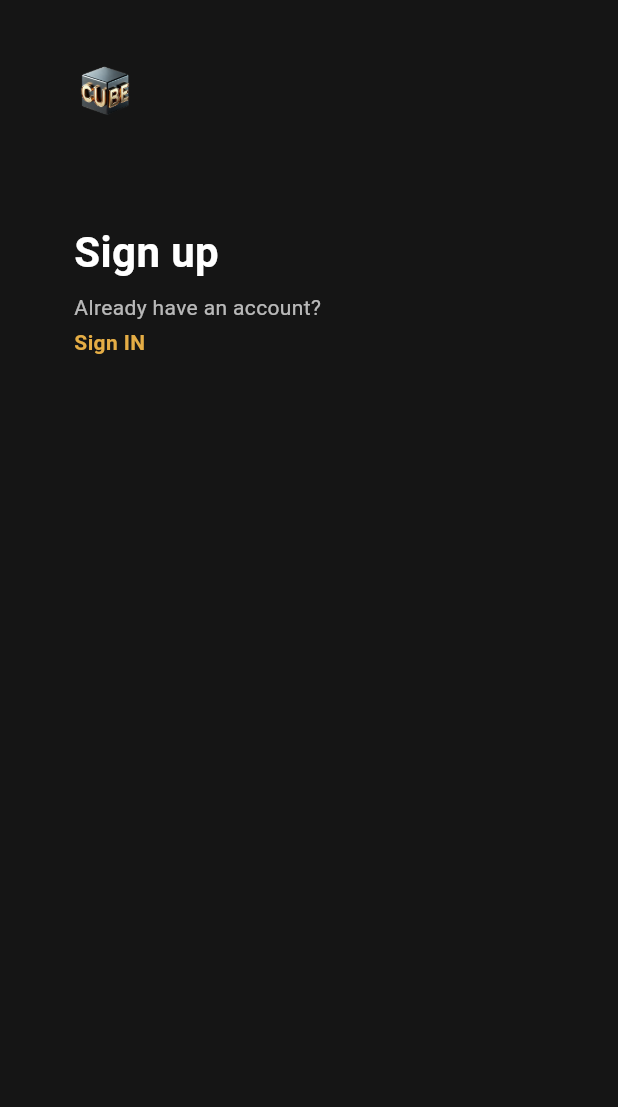
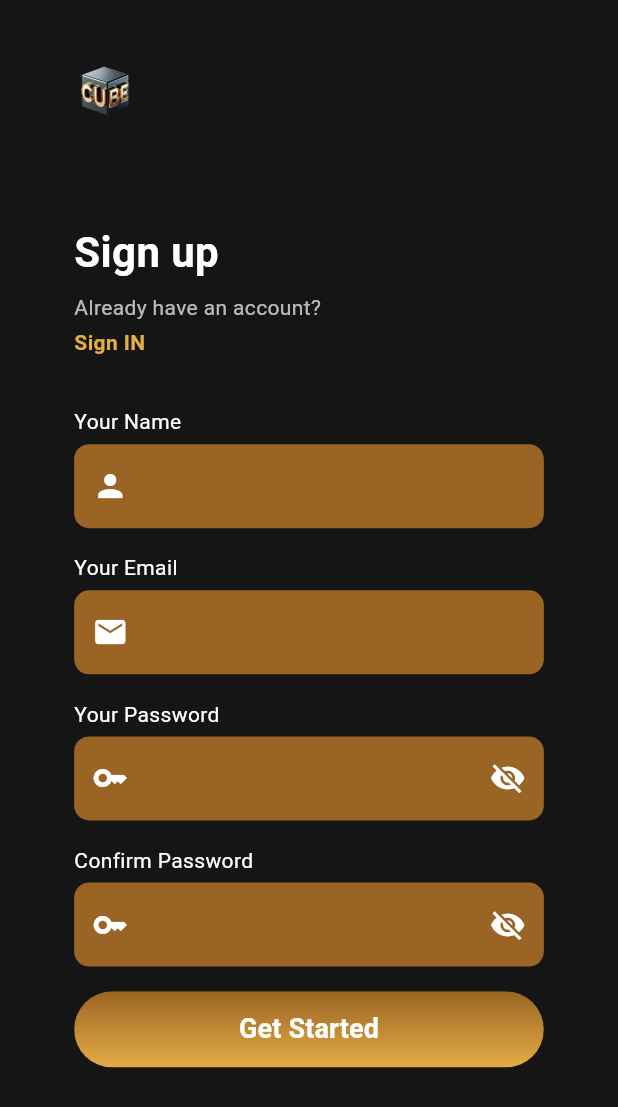
Before and after one commit to Umair-Amjad-Ali/Flutter, a Flutter app: the screen it shows after launch, on a phone screen of 412 x 824 dp. Shown: the top 1107 px of the screen. Run offline on Flutter 3.47's test engine with Material 3 defaults, Android fonts, the phone set to English and light mode, and no system bars; our stand-ins replace get, percent_indicator.

Commit message:
`Refactored SignUpScreen widget to use GetX and custom input fields`

```diff
--- /dev/null
+++ b/my_player/lib/views/common/custom_input_filed.dart
@@ -0,0 +1,68 @@
+import 'package:flutter/material.dart';
+
+class CustomInputFiled extends StatelessWidget {
+  final String label;
+  final TextEditingController controller;
+  final IconData icon;
+  final bool isPassword;
+  final bool isPasswordVisibility;
+  final VoidCallback? toggleVisibility;
+  final TextInputType keyboardType;
+  final String? Function(String?)? validator;
+
+  const CustomInputFiled(
+      {super.key,
+      required this.label,
+      required this.controller,
+      required this.icon,
+      this.isPassword = false,
+      this.isPasswordVisibility = false,
+      this.toggleVisibility,
+      required this.keyboardType,
+      required this.validator});
+
+  @override
+  Widget build(BuildContext context) {
+    double screenHeight = MediaQuery.of(context).size.height;
+    return Column(
+      crossAxisAlignment: CrossAxisAlignment.start,
+      children: [
+        Text(
+          label,
+          style: const TextStyle(color: Colors.white),
+        ),
+        SizedBox(height: screenHeight * 0.006),
+        TextFormField(
+          controller: controller,
+          obscureText: isPassword ? isPasswordVisibility : false,
+          style: const TextStyle(color: Colors.white),
+          keyboardType: keyboardType,
+          decoration: InputDecoration(
+            filled: true,
+            fillColor: const Color(0xFF9A6424),
+            prefixIcon: Icon(
+              icon,
+              color: Colors.white,
+            ),
+            suffixIcon: isPassword
+                ? IconButton(
+                    icon: Icon(
+                      isPasswordVisibility
+                          ? Icons.visibility
+                          : Icons.visibility_off,
+                      color: Colors.white,
+                    ),
+                    onPressed: toggleVisibility,
+                  )
+                : null,
+            border: OutlineInputBorder(
+              borderRadius: BorderRadius.circular(10),
+              borderSide: BorderSide.none,
+            ),
+          ),
+          validator: validator,
+        ),
+      ],
+    );
+  }
+}
--- /dev/null
+++ b/my_player/lib/views/controllers/auth_controller.dart
@@ -0,0 +1,45 @@
+import 'package:flutter/material.dart';
+
+import 'package:get/get.dart';
+
+class AuthController extends GetxController {
+  var emailController = TextEditingController();
+  var passwordController = TextEditingController();
+  var nameController = TextEditingController();
+  var confirmPasswordController = TextEditingController();
+
+  var isPasswordVisible = false.obs;
+  var isConfirmPasswordVisible = false.obs;
+
+  final formKey = GlobalKey<FormState>();
+
+  void toggledPasswordVisibility() {
+    isPasswordVisible.value = !isPasswordVisible.value; // Fix here
+  }
+
+  void toggledConfirmPasswordVisibility() {
+    isConfirmPasswordVisible.value = !isConfirmPasswordVisible.value;
+  }
+
+  void validateSignUpForm() {
+    if (formKey.currentState!.validate()) {
+      Get.snackbar("Success", "Account Created Successfully!",
+          snackPosition: SnackPosition.BOTTOM, backgroundColor: Colors.green);
+    }
+  }
+
+  void validateSignInForm() {
+    if (emailController.text.isEmpty || passwordController.text.isEmpty) {
+      Get.snackbar("Error", "Please enter email and password",
+          snackPosition: SnackPosition.BOTTOM, backgroundColor: Colors.red);
+      return;
+    }
+    if (!GetUtils.isEmail(emailController.text)) {
+      Get.snackbar("Error", "Enter a valid email",
+          snackPosition: SnackPosition.BOTTOM, backgroundColor: Colors.red);
+      return;
+    }
+    Get.snackbar("Success", "Login Successful!",
+        snackPosition: SnackPosition.BOTTOM, backgroundColor: Colors.green);
+  }
+}
--- a/my_player/lib/views/screens/authetication/signup_screen.dart
+++ b/my_player/lib/views/screens/authetication/signup_screen.dart
@@ -1,10 +1,16 @@
 import 'package:flutter/material.dart';
+import 'package:get/get.dart';
+import 'package:my_player/views/common/custom_input_filed.dart';
+import 'package:my_player/views/common/elevated_button.dart';
+import '../../controllers/auth_controller.dart';
 
 class SignUpScreen extends StatelessWidget {
   const SignUpScreen({super.key});
 
   @override
   Widget build(BuildContext context) {
+    final AuthController controller = Get.put(AuthController());
+
     double screenHeight = MediaQuery.of(context).size.height;
     double screenWidth = MediaQuery.of(context).size.width;
     return Scaffold(
@@ -42,6 +48,86 @@ class SignUpScreen extends StatelessWidget {
                       )),
                 ),
                 SizedBox(height: screenHeight * 0.04),
+                Form(
+                    key: controller.formKey,
+                    child: Column(
+                      crossAxisAlignment: CrossAxisAlignment.start,
+                      children: [
+                        CustomInputFiled(
+                          label: "Your Name",
+                          controller: controller.nameController,
+                          icon: Icons.person,
+                          keyboardType: TextInputType.text,
+                          validator: (value) {
+                            if (!GetUtils.isUsername(value!)) {
+                              return "Enter a valid name";
+                            }
+                            return null;
+                          },
+                        ),
+                        SizedBox(height: screenHeight * 0.02),
+                        CustomInputFiled(
+                          label: "Your Email",
+                          controller: controller.emailController,
+                          icon: Icons.email,
+                          keyboardType: TextInputType.emailAddress,
+                          validator: ((value) {
+                            if (!GetUtils.isEmail(value!)) {
+                              return "Enter a valid email";
+                            }
+                            return null;
+                          }),
+                        ),
+                        SizedBox(height: screenHeight * 0.02),
+                        Obx(
+                          () => CustomInputFiled(
+                            label: 'Your Password',
+                            controller: controller.passwordController,
+                            icon: Icons.key,
+                            keyboardType: TextInputType.text,
+                            isPassword: true,
+                            isPasswordVisibility:
+                                controller.isPasswordVisible.value,
+                            toggleVisibility:
+                                controller.toggledPasswordVisibility,
+                            validator: (value) {
+                              if (value!.length < 8) {
+                                return "Password must be at least 8 characters long";
+                              }
+                              return null;
+                            },
+                          ),
+                        ),
+                        SizedBox(height: screenHeight * 0.02),
+                        Obx(
+                          () => CustomInputFiled(
+                            label: "Confirm Password",
+                            controller: controller.confirmPasswordController,
+                            icon: Icons.key,
+                            isPassword: true,
+                            isPasswordVisibility:
+                                controller.isConfirmPasswordVisible.value,
+                            toggleVisibility:
+                                controller.toggledConfirmPasswordVisibility,
+                            keyboardType: TextInputType.text,
+                            validator: (value) {
+                              if (value != controller.passwordController.text) {
+                                return "Passwords do not match";
+                              }
+                              return null;
+                            },
+                          ),
+                        ),
+                        SizedBox(height: screenHeight * 0.02),
+                        CustomElevatedButton(
+                          text: "Get Started",
+                          onPressed: () {
+                            Get.toNamed(
+                                '/SignupScreen'); // Navigate to Signup Screen
+                          },
+                        ),
+                      ],
+                    ))
               ],
             ),
           ),
```
Also changed, not shown: my_player/lib/views/common/raw.dart (deleted, +0 -250 lines).
